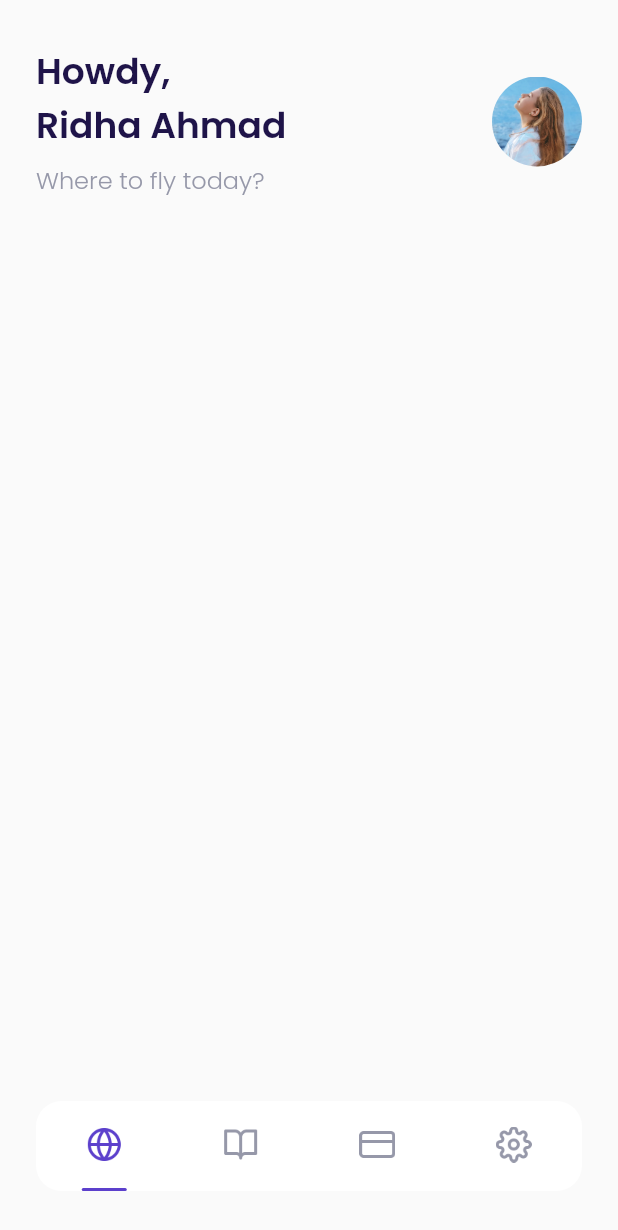
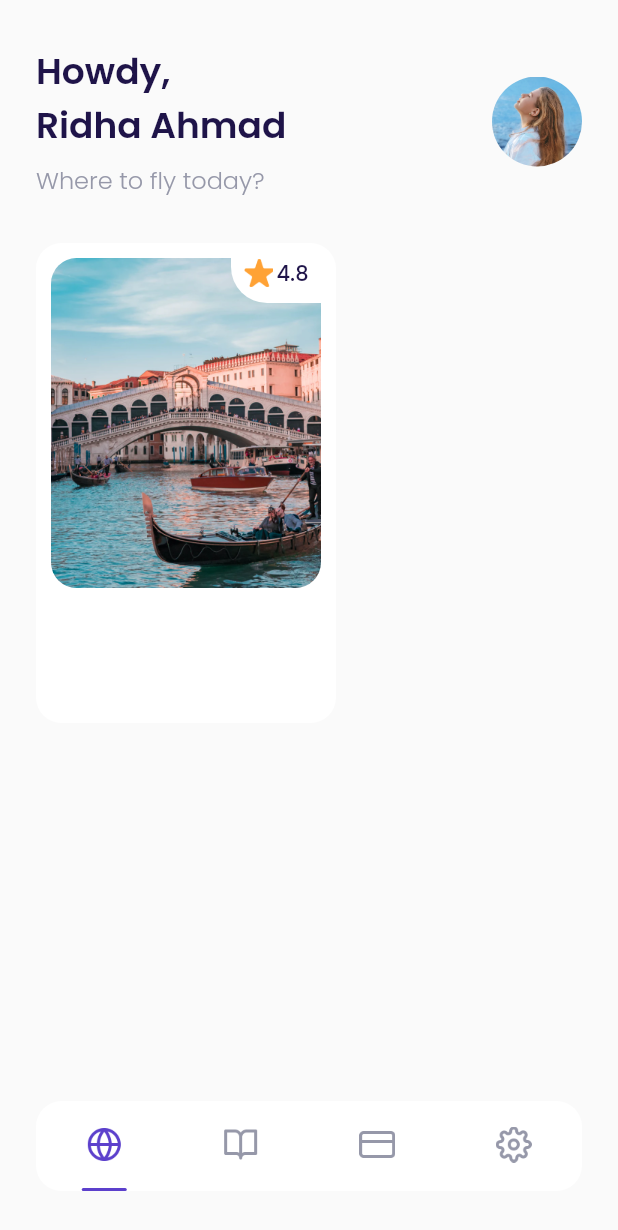
Before and after one commit to RidhaAF/airplane_app, a Flutter app: the MainPage screen opened by its route, on a phone screen of 412 x 824 dp. Shown: the top 1230 px of the screen. Run offline on Flutter 3.47's test engine with Material 2 defaults, Android fonts, the phone set to English and light mode, and no system bars; our stand-ins replace google_fonts.

Commit message:
Slicing Home - Popular Destinations

```diff
--- a/lib/ui/pages/home_page.dart
+++ b/lib/ui/pages/home_page.dart
@@ -53,9 +53,79 @@ class HomePage extends StatelessWidget {
       );
     }
 
+    Widget popularDestionations() {
+      return Container(
+        margin: EdgeInsets.only(top: 30),
+        child: Row(
+          children: [
+            Container(
+              height: 320,
+              width: 200,
+              margin: EdgeInsets.only(left: defaultMargin),
+              padding: EdgeInsets.all(10),
+              decoration: BoxDecoration(
+                borderRadius: BorderRadius.circular(defaultRadius),
+                color: kWhiteColor,
+              ),
+              child: Column(
+                children: [
+                  Container(
+                    height: 220,
+                    width: 180,
+                    decoration: BoxDecoration(
+                      borderRadius: BorderRadius.circular(defaultRadius),
+                      image: DecorationImage(
+                        image: AssetImage('assets/image_destination1.png'),
+                      ),
+                    ),
+                    child: Align(
+                      alignment: Alignment.topRight,
+                      child: Container(
+                        height: 30,
+                        width: 60,
+                        decoration: BoxDecoration(
+                          color: kWhiteColor,
+                          borderRadius: BorderRadius.only(
+                            bottomLeft: Radius.circular(defaultMargin),
+                          ),
+                        ),
+                        child: Row(
+                          mainAxisAlignment: MainAxisAlignment.center,
+                          crossAxisAlignment: CrossAxisAlignment.start,
+                          children: [
+                            Container(
+                              height: 20,
+                              width: 20,
+                              margin: EdgeInsets.only(right: 2),
+                              decoration: BoxDecoration(
+                                image: DecorationImage(
+                                  image: AssetImage('assets/icon_star.png'),
+                                ),
+                              ),
+                            ),
+                            Text(
+                              '4.8',
+                              style: blackTextStyle.copyWith(
+                                fontWeight: medium,
+                              ),
+                            ),
+                          ],
+                        ),
+                      ),
+                    ),
+                  ),
+                ],
+              ),
+            ),
+          ],
+        ),
+      );
+    }
+
     return ListView(
       children: [
         header(),
+        popularDestionations(),
       ],
     );
   }
```
